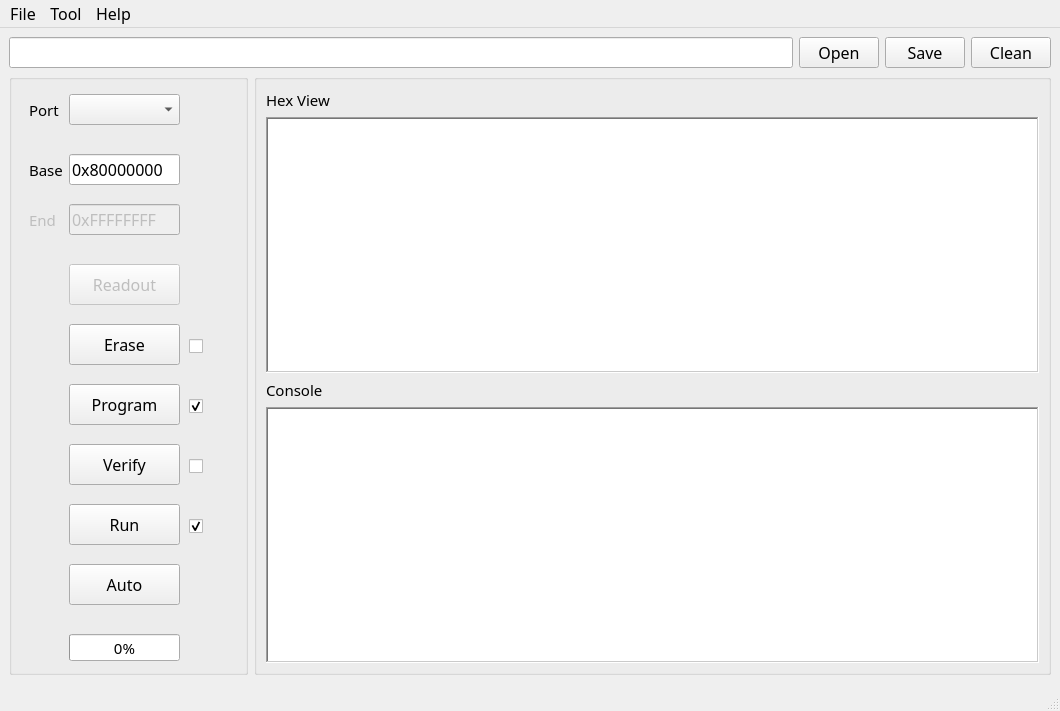
Qt form RvFlash/mainwindow.ui (angryflyer/QtRvFlash) before a commit.
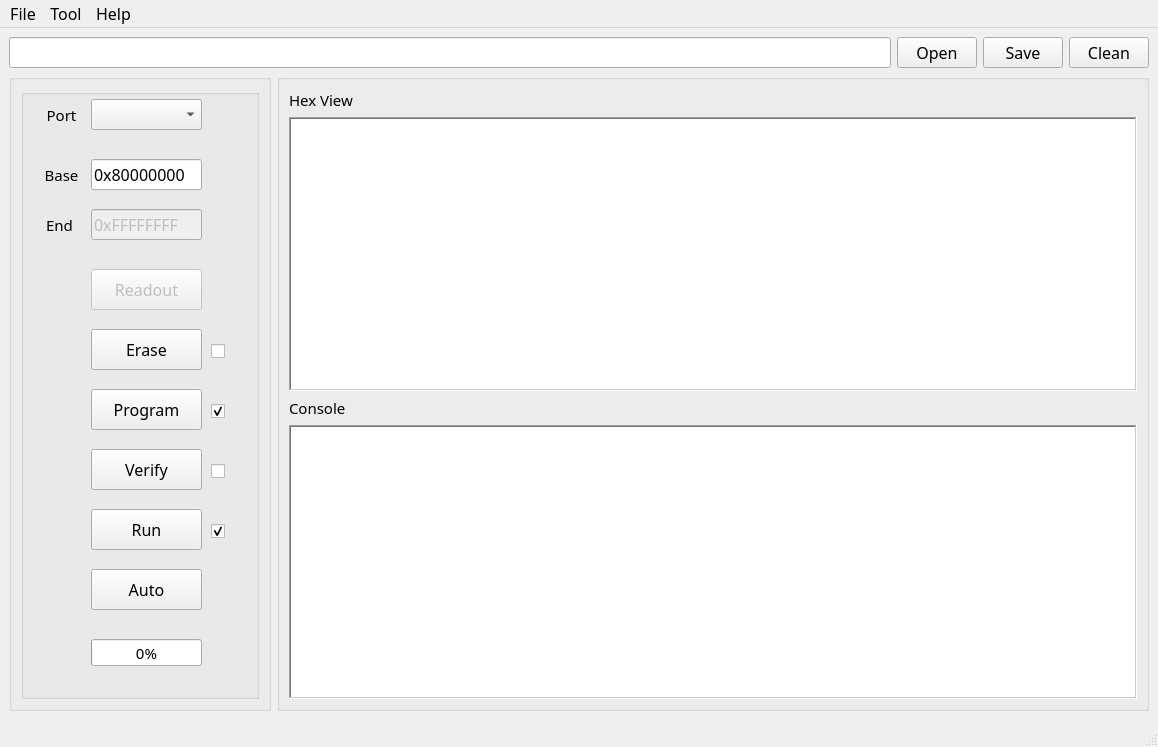
The same form after that commit. Icons and pictures are not drawn. Custom widgets are drawn as their Qt base class.

Patch:
```diff
--- a/RvFlash/mainwindow.ui
+++ b/RvFlash/mainwindow.ui
@@ -6,8 +6,8 @@
    <rect>
     <x>0</x>
     <y>0</y>
-    <width>1060</width>
-    <height>711</height>
+    <width>1158</width>
+    <height>747</height>
    </rect>
   </property>
   <property name="font">
@@ -67,51 +67,50 @@
      <layout class="QHBoxLayout" name="horizontalLayout" stretch="3,10">
       <item>
        <widget class="QGroupBox" name="groupBoxTool">
-        <widget class="QPushButton" name="pushButtonAuto">
-         <property name="geometry">
-          <rect>
-           <x>60</x>
-           <y>490</y>
-           <width>111</width>
-           <height>41</height>
-          </rect>
-         </property>
-         <property name="font">
-          <font>
-           <family>宋体</family>
-           <pointsize>12</pointsize>
-          </font>
-         </property>
-         <property name="text">
-          <string>Auto</string>
-         </property>
-        </widget>
-        <widget class="QPushButton" name="pushButtonRun">
+        <property name="sizePolicy">
+         <sizepolicy hsizetype="Ignored" vsizetype="Ignored">
+          <horstretch>0</horstretch>
+          <verstretch>0</verstretch>
+         </sizepolicy>
+        </property>
+        <property name="alignment">
+         <set>Qt::AlignLeading|Qt::AlignLeft|Qt::AlignVCenter</set>
+        </property>
+        <property name="flat">
+         <bool>false</bool>
+        </property>
+        <layout class="QHBoxLayout" name="horizontalLayout_2" stretch="0">
+         <item>
+          <widget class="QGroupBox" name="groupBoxButton">
+           <property name="sizePolicy">
+            <sizepolicy hsizetype="Ignored" vsizetype="Ignored">
+             <horstretch>0</horstretch>
+             <verstretch>0</verstretch>
+            </sizepolicy>
+           </property>
+           <property name="title">
+            <string/>
+           </property>
+           <property name="flat">
+            <bool>false</bool>
+           </property>
+           <widget class="QComboBox" name="comboBoxPort">
          <property name="geometry">
           <rect>
-           <x>60</x>
-           <y>430</y>
+              <x>70</x>
+              <y>10</y>
            <width>111</width>
-           <height>41</height>
-          </rect>
-         </property>
-         <property name="font">
-          <font>
-           <family>宋体</family>
-           <pointsize>12</pointsize>
-          </font>
-         </property>
-         <property name="text">
-          <string>Run</string>
-         </property>
-        </widget>
-        <widget class="QPushButton" name="pushButtonProgram">
+              <height>31</height>
+             </rect>
+            </property>
+           </widget>
+           <widget class="QLineEdit" name="lineEditAddress">
          <property name="geometry">
           <rect>
-           <x>60</x>
-           <y>310</y>
+              <x>70</x>
+              <y>70</y>
            <width>111</width>
-           <height>41</height>
+              <height>31</height>
           </rect>
          </property>
          <property name="font">
@@ -121,16 +120,22 @@
           </font>
          </property>
          <property name="text">
-          <string>Program</string>
-         </property>
-        </widget>
-        <widget class="QPushButton" name="pushButtonVerify">
+             <string>0x80000000</string>
+            </property>
+            <property name="frame">
+             <bool>true</bool>
+            </property>
+           </widget>
+           <widget class="QLineEdit" name="lineEditLength">
+            <property name="enabled">
+             <bool>false</bool>
+            </property>
          <property name="geometry">
           <rect>
-           <x>60</x>
-           <y>370</y>
+              <x>70</x>
+              <y>120</y>
            <width>111</width>
-           <height>41</height>
+              <height>31</height>
           </rect>
          </property>
          <property name="font">
@@ -140,7 +145,19 @@
           </font>
          </property>
          <property name="text">
-          <string>Verify</string>
+             <string>0xFFFFFFFF</string>
+            </property>
+            <property name="frame">
+             <bool>true</bool>
+            </property>
+            <property name="dragEnabled">
+             <bool>false</bool>
+            </property>
+            <property name="readOnly">
+             <bool>true</bool>
+            </property>
+            <property name="clearButtonEnabled">
+             <bool>false</bool>
          </property>
         </widget>
         <widget class="QPushButton" name="pushButtonRead">
@@ -149,8 +166,8 @@
          </property>
          <property name="geometry">
           <rect>
-           <x>60</x>
-           <y>190</y>
+              <x>70</x>
+              <y>180</y>
            <width>111</width>
            <height>41</height>
           </rect>
@@ -171,8 +188,8 @@
          </property>
          <property name="geometry">
           <rect>
-           <x>60</x>
-           <y>250</y>
+              <x>70</x>
+              <y>240</y>
            <width>111</width>
            <height>41</height>
           </rect>
@@ -187,86 +204,70 @@
           <string>Erase</string>
          </property>
         </widget>
-        <widget class="QCheckBox" name="checkBoxErase">
-         <property name="enabled">
-          <bool>true</bool>
-         </property>
+           <widget class="QPushButton" name="pushButtonProgram">
          <property name="geometry">
           <rect>
-           <x>180</x>
-           <y>260</y>
-           <width>21</width>
-           <height>24</height>
-          </rect>
-         </property>
-         <property name="text">
-          <string/>
-         </property>
-         <property name="checkable">
-          <bool>true</bool>
-         </property>
-         <property name="checked">
-          <bool>false</bool>
-         </property>
-        </widget>
-        <widget class="QCheckBox" name="checkBoxProgram">
-         <property name="geometry">
-          <rect>
-           <x>180</x>
-           <y>320</y>
-           <width>21</width>
-           <height>24</height>
-          </rect>
-         </property>
+              <x>70</x>
+              <y>300</y>
+              <width>111</width>
+              <height>41</height>
+             </rect>
+            </property>
+            <property name="font">
+             <font>
+              <family>宋体</family>
+              <pointsize>12</pointsize>
+             </font>
+            </property>
          <property name="text">
-          <string/>
-         </property>
-         <property name="checked">
-          <bool>true</bool>
-         </property>
-        </widget>
-        <widget class="QCheckBox" name="checkBoxVerify">
+             <string>Program</string>
+            </property>
+           </widget>
+           <widget class="QPushButton" name="pushButtonVerify">
          <property name="geometry">
           <rect>
-           <x>180</x>
-           <y>380</y>
-           <width>21</width>
-           <height>24</height>
-          </rect>
-         </property>
+              <x>70</x>
+              <y>360</y>
+              <width>111</width>
+              <height>41</height>
+             </rect>
+            </property>
+            <property name="font">
+             <font>
+              <family>宋体</family>
+              <pointsize>12</pointsize>
+             </font>
+            </property>
          <property name="text">
-          <string/>
-         </property>
-         <property name="checked">
-          <bool>false</bool>
-         </property>
-        </widget>
-        <widget class="QLabel" name="label">
+             <string>Verify</string>
+            </property>
+           </widget>
+           <widget class="QPushButton" name="pushButtonRun">
          <property name="geometry">
           <rect>
-           <x>20</x>
-           <y>80</y>
-           <width>41</width>
-           <height>31</height>
+              <x>70</x>
+              <y>420</y>
+              <width>111</width>
+              <height>41</height>
           </rect>
          </property>
          <property name="font">
           <font>
            <family>宋体</family>
-           <pointsize>11</pointsize>
+              <pointsize>12</pointsize>
           </font>
          </property>
          <property name="text">
-          <string>Base</string>
-         </property>
-        </widget>
-        <widget class="QLineEdit" name="lineEditAddress">
+             <string>Run</string>
+            </property>
+           </widget>
+           <widget class="QPushButton" name="pushButtonAuto">
          <property name="geometry">
           <rect>
-           <x>60</x>
-           <y>80</y>
+              <x>70</x>
+              <y>480</y>
            <width>111</width>
-           <height>31</height>
+              <height>41</height>
           </rect>
          </property>
          <property name="font">
@@ -276,10 +277,7 @@
           </font>
          </property>
          <property name="text">
-          <string>0x80000000</string>
-         </property>
-         <property name="frame">
-          <bool>true</bool>
+             <string>Auto</string>
          </property>
         </widget>
         <widget class="QProgressBar" name="progressBar">
@@ -288,8 +286,8 @@
          </property>
          <property name="geometry">
           <rect>
-           <x>60</x>
-           <y>560</y>
+              <x>70</x>
+              <y>550</y>
            <width>111</width>
            <height>27</height>
           </rect>
@@ -307,115 +305,11 @@
           <bool>false</bool>
          </property>
         </widget>
-        <widget class="QLineEdit" name="lineEditLength">
-         <property name="enabled">
-          <bool>false</bool>
-         </property>
-         <property name="geometry">
-          <rect>
-           <x>60</x>
-           <y>130</y>
-           <width>111</width>
-           <height>31</height>
-          </rect>
-         </property>
-         <property name="font">
-          <font>
-           <family>宋体</family>
-           <pointsize>12</pointsize>
-          </font>
-         </property>
-         <property name="text">
-          <string>0xFFFFFFFF</string>
-         </property>
-         <property name="frame">
-          <bool>true</bool>
-         </property>
-         <property name="dragEnabled">
-          <bool>false</bool>
-         </property>
-         <property name="readOnly">
-          <bool>true</bool>
-         </property>
-         <property name="clearButtonEnabled">
-          <bool>false</bool>
-         </property>
-        </widget>
-        <widget class="QLabel" name="labelLength">
-         <property name="enabled">
-          <bool>false</bool>
-         </property>
-         <property name="geometry">
-          <rect>
-           <x>20</x>
-           <y>130</y>
-           <width>41</width>
-           <height>31</height>
-          </rect>
-         </property>
-         <property name="font">
-          <font>
-           <family>宋体</family>
-           <pointsize>11</pointsize>
-          </font>
-         </property>
-         <property name="text">
-          <string>End</string>
-         </property>
-        </widget>
-        <widget class="QCheckBox" name="checkBoxRun">
-         <property name="enabled">
-          <bool>true</bool>
-         </property>
-         <property name="geometry">
-          <rect>
-           <x>180</x>
-           <y>440</y>
-           <width>21</width>
-           <height>24</height>
-          </rect>
-         </property>
-         <property name="text">
-          <string/>
-         </property>
-         <property name="checked">
-          <bool>true</bool>
-         </property>
-        </widget>
-        <widget class="QComboBox" name="comboBoxPort">
-         <property name="geometry">
-          <rect>
-           <x>60</x>
-           <y>20</y>
-           <width>111</width>
-           <height>31</height>
-          </rect>
-         </property>
-        </widget>
-        <widget class="QLabel" name="label_2">
-         <property name="geometry">
-          <rect>
-           <x>20</x>
-           <y>20</y>
-           <width>41</width>
-           <height>31</height>
-          </rect>
-         </property>
-         <property name="font">
-          <font>
-           <family>宋体</family>
-           <pointsize>11</pointsize>
-          </font>
-         </property>
-         <property name="text">
-          <string>Port</string>
-         </property>
-        </widget>
         <widget class="QPushButton" name="pushButtonActive">
          <property name="geometry">
           <rect>
-           <x>180</x>
-           <y>20</y>
+              <x>190</x>
+              <y>10</y>
            <width>31</width>
            <height>31</height>
           </rect>
@@ -443,6 +337,160 @@
           <bool>true</bool>
          </property>
         </widget>
+           <widget class="QCheckBox" name="checkBoxErase">
+            <property name="enabled">
+             <bool>true</bool>
+            </property>
+            <property name="geometry">
+             <rect>
+              <x>190</x>
+              <y>250</y>
+              <width>16</width>
+              <height>24</height>
+             </rect>
+            </property>
+            <property name="text">
+             <string/>
+            </property>
+            <property name="checkable">
+             <bool>true</bool>
+            </property>
+            <property name="checked">
+             <bool>false</bool>
+            </property>
+           </widget>
+           <widget class="QCheckBox" name="checkBoxProgram">
+            <property name="geometry">
+             <rect>
+              <x>190</x>
+              <y>310</y>
+              <width>16</width>
+              <height>24</height>
+             </rect>
+            </property>
+            <property name="text">
+             <string/>
+            </property>
+            <property name="checked">
+             <bool>true</bool>
+            </property>
+           </widget>
+           <widget class="QCheckBox" name="checkBoxVerify">
+            <property name="geometry">
+             <rect>
+              <x>190</x>
+              <y>370</y>
+              <width>16</width>
+              <height>24</height>
+             </rect>
+            </property>
+            <property name="text">
+             <string/>
+            </property>
+            <property name="checked">
+             <bool>false</bool>
+            </property>
+           </widget>
+           <widget class="QCheckBox" name="checkBoxRun">
+            <property name="enabled">
+             <bool>true</bool>
+            </property>
+            <property name="geometry">
+             <rect>
+              <x>190</x>
+              <y>430</y>
+              <width>16</width>
+              <height>24</height>
+             </rect>
+            </property>
+            <property name="text">
+             <string/>
+            </property>
+            <property name="checked">
+             <bool>true</bool>
+            </property>
+           </widget>
+           <widget class="QLabel" name="labelPort">
+            <property name="geometry">
+             <rect>
+              <x>20</x>
+              <y>10</y>
+              <width>41</width>
+              <height>31</height>
+             </rect>
+            </property>
+            <property name="font">
+             <font>
+              <family>宋体</family>
+              <pointsize>11</pointsize>
+             </font>
+            </property>
+            <property name="layoutDirection">
+             <enum>Qt::LeftToRight</enum>
+            </property>
+            <property name="text">
+             <string>Port</string>
+            </property>
+            <property name="alignment">
+             <set>Qt::AlignCenter</set>
+            </property>
+           </widget>
+           <widget class="QLabel" name="labelBase">
+            <property name="geometry">
+             <rect>
+              <x>20</x>
+              <y>70</y>
+              <width>41</width>
+              <height>31</height>
+             </rect>
+            </property>
+            <property name="font">
+             <font>
+              <family>宋体</family>
+              <pointsize>11</pointsize>
+             </font>
+            </property>
+            <property name="layoutDirection">
+             <enum>Qt::LeftToRight</enum>
+            </property>
+            <property name="text">
+             <string>Base</string>
+            </property>
+            <property name="alignment">
+             <set>Qt::AlignCenter</set>
+            </property>
+           </widget>
+           <widget class="QLabel" name="labelEnd">
+            <property name="enabled">
+             <bool>true</bool>
+            </property>
+            <property name="geometry">
+             <rect>
+              <x>20</x>
+              <y>120</y>
+              <width>41</width>
+              <height>31</height>
+             </rect>
+            </property>
+            <property name="font">
+             <font>
+              <family>宋体</family>
+              <pointsize>11</pointsize>
+             </font>
+            </property>
+            <property name="layoutDirection">
+             <enum>Qt::LeftToRight</enum>
+            </property>
+            <property name="text">
+             <string>End </string>
+            </property>
+            <property name="alignment">
+             <set>Qt::AlignCenter</set>
+            </property>
+           </widget>
+          </widget>
+         </item>
+        </layout>
        </widget>
       </item>
       <item>
@@ -573,8 +621,8 @@
     <rect>
      <x>0</x>
      <y>0</y>
-     <width>1060</width>
-     <height>28</height>
+     <width>1158</width>
+     <height>17</height>
     </rect>
    </property>
    <property name="font">
```
Lines whose indentation alone changed are shown as unchanged.
